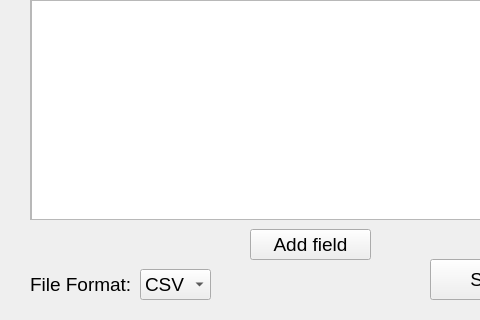
The window that Scraper_app/main.ui (mido-99/Full-Projects) describes before a commit, drawn with Qt 5; both pictures show x 0 to 480 and y 81 to 401 of the 607 by 401 pixel window.
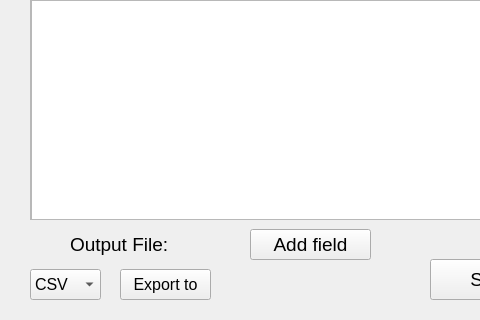
The same window after the commit.

Diff of the .ui file:
```diff
--- a/Scraper_app/main.ui
+++ b/Scraper_app/main.ui
@@ -65,12 +65,17 @@
   <widget class="QComboBox" name="comboBox">
    <property name="geometry">
     <rect>
-     <x>140</x>
+     <x>30</x>
      <y>350</y>
      <width>71</width>
      <height>31</height>
     </rect>
    </property>
+   <property name="font">
+    <font>
+     <pointsize>12</pointsize>
+    </font>
+   </property>
    <item>
     <property name="text">
      <string>CSV</string>
@@ -90,14 +95,14 @@
   <widget class="QLabel" name="label_2">
    <property name="geometry">
     <rect>
-     <x>30</x>
-     <y>350</y>
+     <x>70</x>
+     <y>310</y>
      <width>101</width>
      <height>31</height>
     </rect>
    </property>
    <property name="text">
-    <string>File Format:</string>
+    <string>Output File:</string>
    </property>
   </widget>
   <widget class="QScrollArea" name="scrollArea">
@@ -153,6 +158,24 @@
     </font>
    </property>
   </widget>
+  <widget class="QPushButton" name="pushButton">
+   <property name="geometry">
+    <rect>
+     <x>120</x>
+     <y>350</y>
+     <width>91</width>
+     <height>31</height>
+    </rect>
+   </property>
+   <property name="font">
+    <font>
+     <pointsize>12</pointsize>
+    </font>
+   </property>
+   <property name="text">
+    <string>Export to</string>
+   </property>
+  </widget>
  </widget>
  <resources/>
  <connections/>
```
